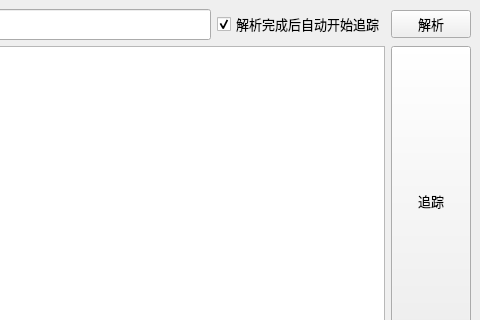
Old version of the form nyatrace_gui.ui in the repository Candinya/NyaTrace; both pictures show x 800 to 1280 and y 0 to 320 of the 1280 by 768 pixel window.
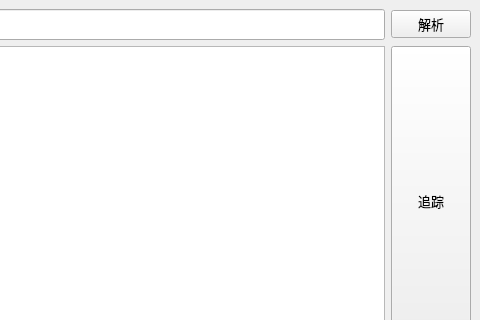
New version of the form. Icons and pictures are not drawn.

```diff
--- a/nyatrace_gui.ui
+++ b/nyatrace_gui.ui
@@ -53,16 +53,6 @@
         </property>
        </widget>
       </item>
-      <item row="0" column="1">
-       <widget class="QCheckBox" name="autoStartTrace">
-        <property name="text">
-         <string>解析完成后自动开始追踪</string>
-        </property>
-        <property name="checked">
-         <bool>true</bool>
-        </property>
-       </widget>
-      </item>
      </layout>
     </item>
     <item>
```
Left out of the diff: 2 changed lines with no effect on the pictures.
